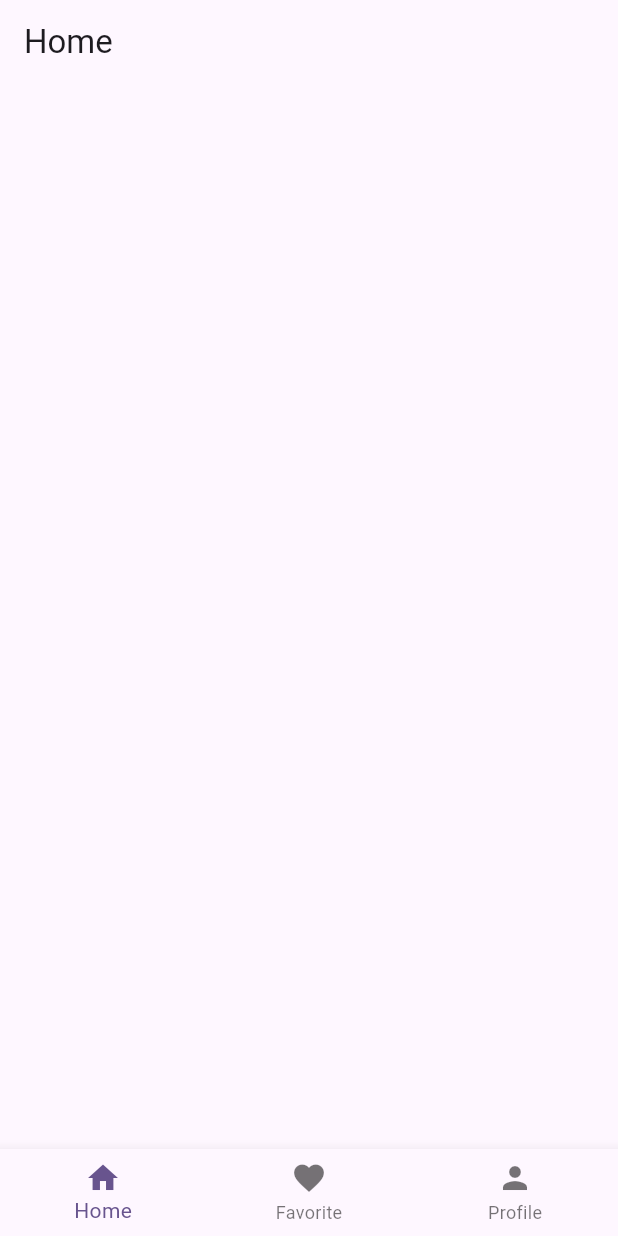
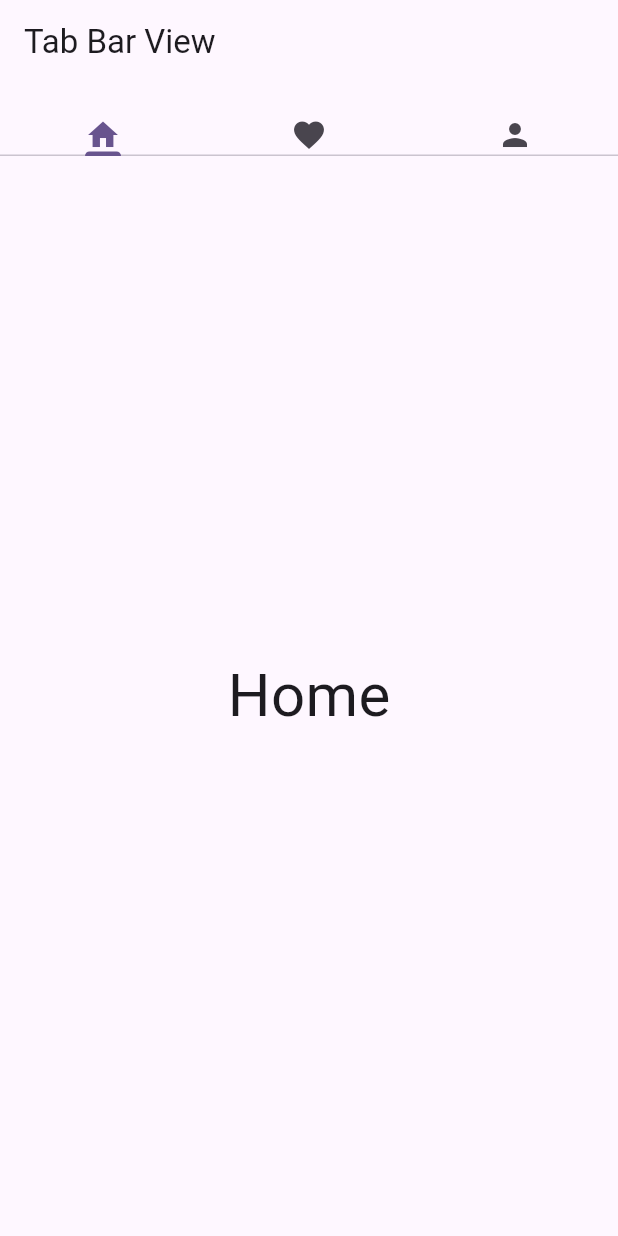
Before and after one commit to MuhammadAliKust/Danial-Project-V1, a Flutter app: the screen it shows after launch, on a phone screen of 412 x 824 dp. Run offline on Flutter 3.47's test engine with Material 3 defaults, Android fonts, the phone set to English and light mode, and no system bars.

Commit message:
Tabbar Done

```diff
--- a/lib/home.dart
+++ b/lib/home.dart
@@ -6,8 +6,11 @@ class HomeView extends StatelessWidget {
   @override
   Widget build(BuildContext context) {
     return Scaffold(
-      appBar: AppBar(
-        title: Text("Home"),
+      body: Center(
+        child: Text(
+          "Home",
+          style: TextStyle(fontSize: 40),
+        ),
       ),
     );
   }
--- a/lib/main.dart
+++ b/lib/main.dart
@@ -1,4 +1,5 @@
 import 'package:danial_project/bottom_bar.dart';
+import 'package:danial_project/tabbar.dart';
 import 'package:flutter/material.dart';
 
 void main() {
@@ -32,7 +33,7 @@ class MyApp extends StatelessWidget {
         colorScheme: ColorScheme.fromSeed(seedColor: Colors.deepPurple),
         useMaterial3: true,
       ),
-      home: BottomBarDemo(),
+      home: TabbarViewDemo(),
     );
   }
 }
--- /dev/null
+++ b/lib/tabbar.dart
@@ -0,0 +1,30 @@
+import 'package:danial_project/favorite.dart';
+import 'package:danial_project/home.dart';
+import 'package:danial_project/profile.dart';
+import 'package:flutter/material.dart';
+
+class TabbarViewDemo extends StatelessWidget {
+  const TabbarViewDemo({super.key});
+
+  @override
+  Widget build(BuildContext context) {
+    return DefaultTabController(
+      length: 3,
+      child: Scaffold(
+        appBar: AppBar(
+          title: Text("Tab Bar View"),
+          bottom: TabBar(tabs: [
+            Icon(Icons.home),
+            Icon(Icons.favorite),
+            Icon(Icons.person),
+          ]),
+        ),
+        body: TabBarView(children: [
+          HomeView(),
+          FavoriteView(),
+          ProfileView(),
+        ]),
+      ),
+    );
+  }
+}
```
Also changed, not shown: lib/favorite.dart (+5 -2 lines), lib/profile.dart (+5 -2 lines).
